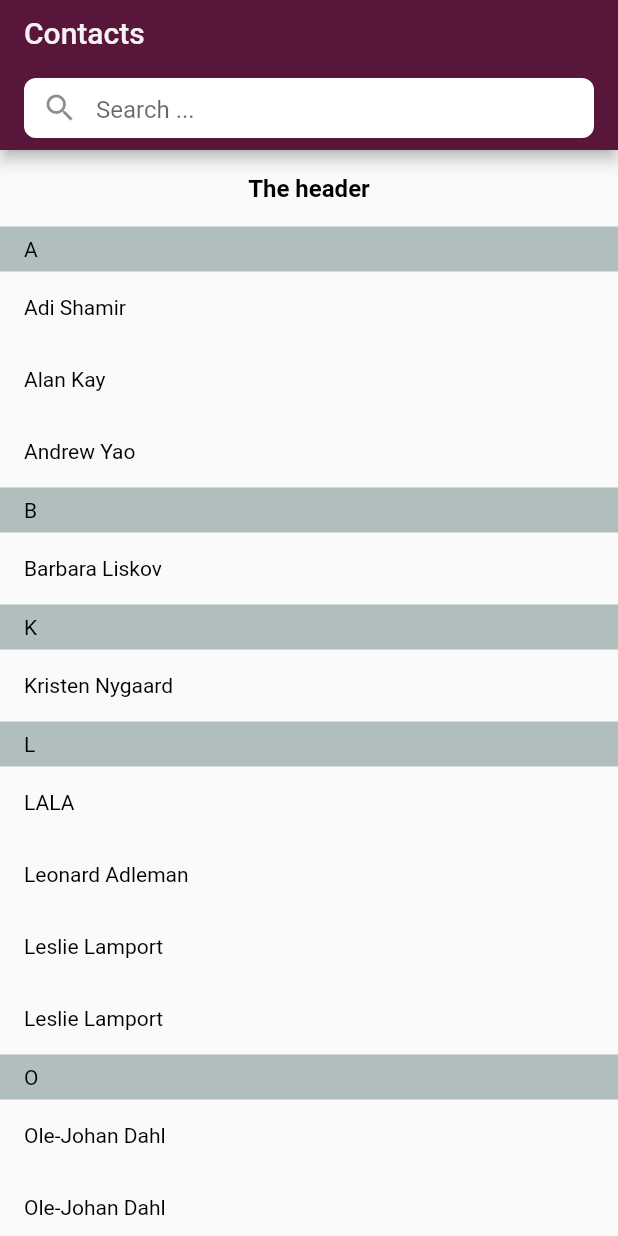
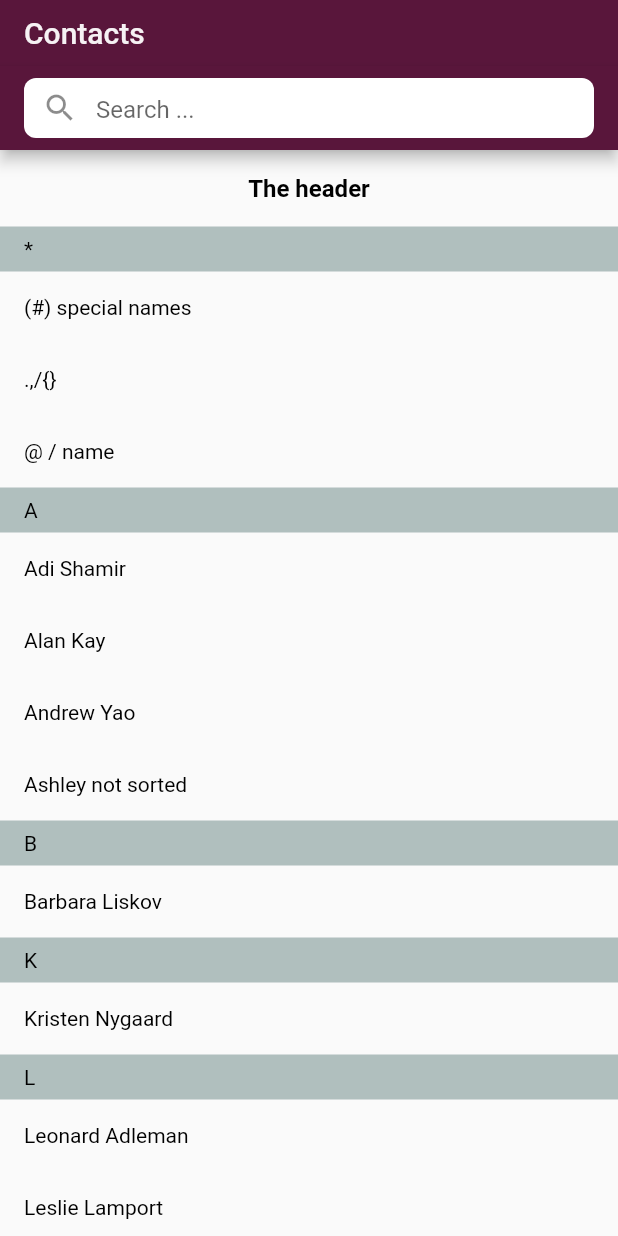
Before and after one commit to Dan-Ilies/flutter_challenge_contacts, a Flutter app: the screen it shows after launch, on a phone screen of 412 x 824 dp. Run offline on Flutter 3.47's test engine with Material 2 defaults, Android fonts, the phone set to English and light mode, and no system bars; our stand-ins replace bloc, equatable, flutter_bloc; Roboto replaces fonts that are missing (Arial).

Commit message:
Add a mock API. Improve the dependency injection. Filter and group the special names.

```diff
--- a/lib/core/contacts_list/bloc/contacts_list_bloc.dart
+++ b/lib/core/contacts_list/bloc/contacts_list_bloc.dart
@@ -16,8 +16,12 @@ class ContactsListBloc extends Bloc<ContactsListEvent, ContactsListState> {
 
     on<ContactsListFetchContacts>((event, emit) async {
       emit(ContactsListLoading());
-      List<Contact> contacts = await _contactsRepository.fetchContacts();
-      emit(ContactsListReceived(contacts));
+      try {
+        List<Contact> contacts = await _contactsRepository.fetchContacts();
+        emit(ContactsListReceived(contacts));
+      } catch (e) {
+        emit(ContactsListError(e.toString()));
+      }
     });
 
     on<ContactsListSearchContacts>((event, emit) async {
--- a/lib/core/contacts_list/bloc/contacts_list_state.dart
+++ b/lib/core/contacts_list/bloc/contacts_list_state.dart
@@ -21,3 +21,11 @@ class ContactsListReceived extends ContactsListState {
   @override
   List<Object?> get props => [contacts];
 }
+
+class ContactsListError extends ContactsListState {
+  final String message;
+  const ContactsListError(this.message);
+
+  @override
+  List<Object?> get props => [message];
+}
--- a/lib/core/contacts_list/contacts_list_screen.dart
+++ b/lib/core/contacts_list/contacts_list_screen.dart
@@ -8,6 +8,7 @@ import 'package:challenge_about_you/theme/colors.dart';
 import 'package:challenge_about_you/theme/test_styles.dart';
 import 'package:flutter/material.dart';
 import 'package:flutter_bloc/flutter_bloc.dart';
+import 'package:challenge_about_you/infrastructure/extensions/string_extensions.dart';
 
 class ContactsListScreen extends StatelessWidget implements GroupedListDelegate {
   const ContactsListScreen({Key? key}) : super(key: key);
@@ -23,6 +24,9 @@ class ContactsListScreen extends StatelessWidget implements GroupedListDelegate
             }
             if (state is ContactsListReceived) {
               return _groupedListView(context, state.contacts);
+            }
+            if (state is ContactsListError) {
+              return _errorMessage(context, state.message);
             }
             return _welcome(context);
           },
@@ -40,6 +44,32 @@ class ContactsListScreen extends StatelessWidget implements GroupedListDelegate
 
   Widget _loadingIndicator() {
     return const CircularProgressIndicator();
+  }
+
+  Widget _errorMessage(BuildContext context, String message) {
+    return Column(
+      mainAxisAlignment: MainAxisAlignment.center,
+      children: [
+        Text(
+          message,
+          style: AppTextStyles.mainText(color: AppColors.grayA7),
+        ),
+        const SizedBox(height: 30),
+        ElevatedButton(
+          style: ElevatedButton.styleFrom(
+            primary: AppColors.violet3B,
+          ),
+          child: Text(
+            'Try Again',
+            style: AppTextStyles.mainText(color: Colors.white),
+          ),
+          onPressed: () {
+            BlocProvider.of<ContactsListBloc>(context)
+                .add(const ContactsListFetchContacts());
+          },
+        ),
+      ],
+    );
   }
 
   Widget _groupedListView(BuildContext context, List<Contact> contacts) {
@@ -77,7 +107,11 @@ class ContactsListScreen extends StatelessWidget implements GroupedListDelegate
     List<ListItem> items = [];
     var sectionLetter = '';
     for (var contact in contacts) {
-      final currentSectionLetter = contact.name[0].toUpperCase();
+      String currentSectionLetter = contact.name[0].toUpperCase();
+      // Group together the names with special characters
+      if (currentSectionLetter.isSpecialCharacter()) {
+        currentSectionLetter = '*';
+      }
       if (sectionLetter != currentSectionLetter) {
         items.add(AddressBookHeader(currentSectionLetter));
         sectionLetter = currentSectionLetter;
--- /dev/null
+++ b/lib/data/api/contacts_api.dart
@@ -0,0 +1,46 @@
+
+import 'dart:math';
+
+abstract class ContactsAPI {
+  Future<dynamic> getContacts();
+}
+
+class ContactsAPIMock extends ContactsAPI {
+
+  static const Duration _futureDelay = Duration(milliseconds: 1000);
+  static const List<String> _names = [
+    'Adi Shamir',
+    'Alan Kay',
+    'Andrew Yao',
+    'Barbara Liskov',
+    'Kristen Nygaard',
+    'Leonard Adleman',
+    'Leslie Lamport',
+    'Ole-Johan Dahl',
+    'Peter Naur',
+    'Robert E. Kahn',
+    'Ronald L. Rivest',
+    'Vinton G. Cerf',
+    'UPPERCASE name',
+    '   ',
+    '.,/{}',
+    'lowercase name',
+    '@ / name',
+    'X Æ A-12',
+    '(#) special names',
+    'Ashley not sorted',
+  ];
+
+  @override
+  Future<dynamic> getContacts() async {
+    await Future.delayed(_futureDelay);
+    // Simulate a network error once in a while
+    var showRandomError = Random().nextInt(10) == 1;
+    if (showRandomError) {
+      return 0;
+    } else {
+      return _names;
+    }
+  }
+
+}
--- a/lib/data/repositories/contacts_repository.dart
+++ b/lib/data/repositories/contacts_repository.dart
@@ -1,5 +1,7 @@
 
+import 'package:challenge_about_you/data/api/contacts_api.dart';
 import 'package:challenge_about_you/data/models/contact.dart';
+import 'package:challenge_about_you/infrastructure/extensions/string_extensions.dart';
 
 abstract class ContactsRepository {
   Future<List<Contact>> fetchContacts();
@@ -8,15 +10,21 @@ abstract class ContactsRepository {
 
 class ContactsRepositoryImpl implements ContactsRepository {
 
-  static const Duration _futureDelay = Duration(milliseconds: 1000);
+  final ContactsAPI _contactsAPI;
+  List<Contact> _contactsCache = [];
 
-  List<Contact> _contactsCache = [];
+  ContactsRepositoryImpl(this._contactsAPI);
 
   @override
   Future<List<Contact>> fetchContacts() async {
-    await Future.delayed(_futureDelay);
-    _contactsCache = _names.map((name) => Contact(name: name)).toList();
-    return _contactsCache;
+    try {
+      List<String> contactsResponse = await _contactsAPI.getContacts();
+      contactsResponse = contactsResponse.where((name) => !name.isBlank()).toList();
+      _contactsCache = contactsResponse.map((name) => Contact(name: name)).toList();
+      return _contactsCache;
+    } catch (e) {
+      throw Exception('Invalid Data');
+    }
   }
 
   @override
@@ -29,26 +37,4 @@ class ContactsRepositoryImpl implements ContactsRepository {
         contact.name.toLowerCase().contains(queryLowercase)).toList();
   }
 
-  final List<String> _names = [
-    'Adi Shamir',
-    'Alan Kay',
-    'Andrew Yao',
-    'Barbara Liskov',
-    'Kristen Nygaard',
-    'Leonard Adleman',
-    'Leslie Lamport',
-    'Ole-Johan Dahl',
-    'Peter Naur',
-    'Robert E. Kahn',
-    'Ronald L. Rivest',
-    'Vinton G. Cerf',
-    'LALA',
-    'Leslie Lamport',
-    'Ole-Johan Dahl',
-    'Peter Naur',
-    'Robert E. Kahn',
-    'Ronald L. Rivest',
-    'Vinton G. Cerf',
-  ];
-
 }
--- a/lib/main.dart
+++ b/lib/main.dart
@@ -1,11 +1,15 @@
 import 'dart:async';
 import 'dart:developer';
+import 'package:challenge_about_you/data/api/contacts_api.dart';
+import 'package:challenge_about_you/data/repositories/contacts_repository.dart';
 import 'package:challenge_about_you/navigation/app_router.dart';
 import 'package:flutter/material.dart';
 import 'app/app.dart';
 
 void main() {
-  final appRouter = AppRouter();
+  final contactsAPI = ContactsAPIMock();
+  final contactsRepository = ContactsRepositoryImpl(contactsAPI);
+  final appRouter = AppRouter(contactsRepository: contactsRepository);
   final app = App(appRouter: appRouter);
   runZonedGuarded(
           () => runApp(app),
--- a/lib/navigation/app_router.dart
+++ b/lib/navigation/app_router.dart
@@ -2,6 +2,7 @@
 import 'package:challenge_about_you/core/contact_details/contact_details_screen.dart';
 import 'package:challenge_about_you/core/contacts_list/bloc/contacts_list_bloc.dart';
 import 'package:challenge_about_you/core/contacts_list/contacts_list_screen.dart';
+import 'package:challenge_about_you/data/api/contacts_api.dart';
 import 'package:challenge_about_you/data/models/contact.dart';
 import 'package:challenge_about_you/data/repositories/contacts_repository.dart';
 import 'package:challenge_about_you/infrastructure/global_functions.dart';
@@ -11,7 +12,11 @@ import 'package:flutter_bloc/flutter_bloc.dart';
 
 class AppRouter {
 
-  final _contactsRepository = ContactsRepositoryImpl();
+  final ContactsRepository _contactsRepository;
+
+  AppRouter({
+    required ContactsRepository contactsRepository,
+  }) : _contactsRepository = contactsRepository;
 
   Route<dynamic> generateRoute(RouteSettings settings) {
     switch (settings.name) {
```
Also changed, not shown: lib/infrastructure/extensions/string_extensions.dart (added, +12 -0 lines), 1 other file.
